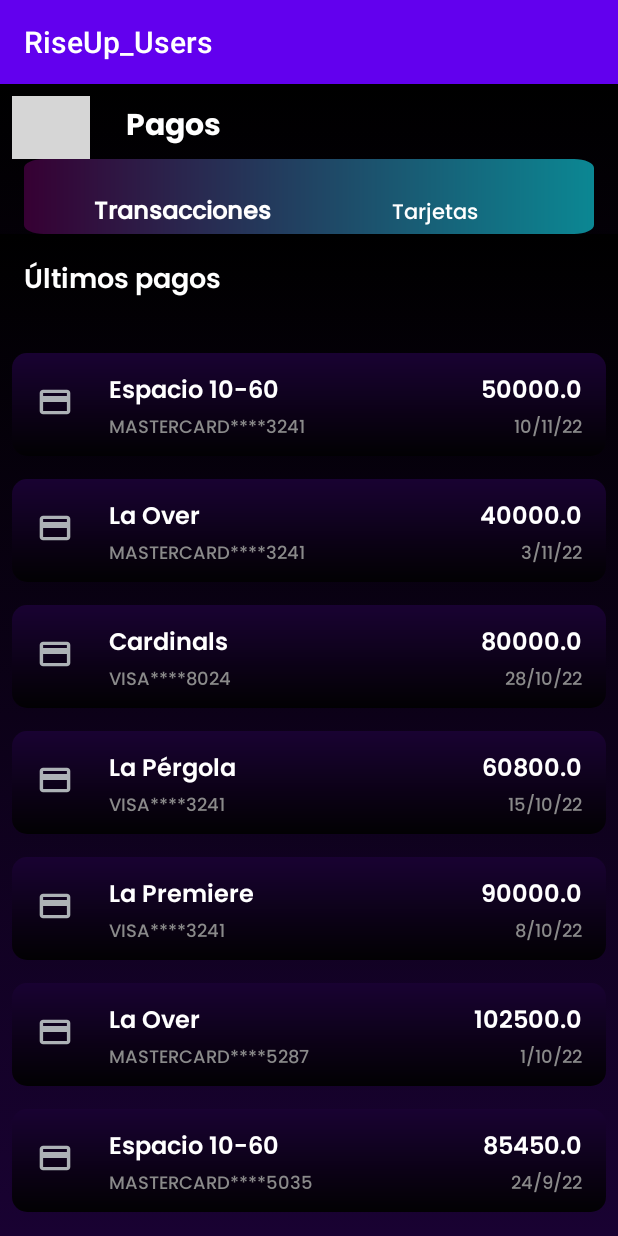
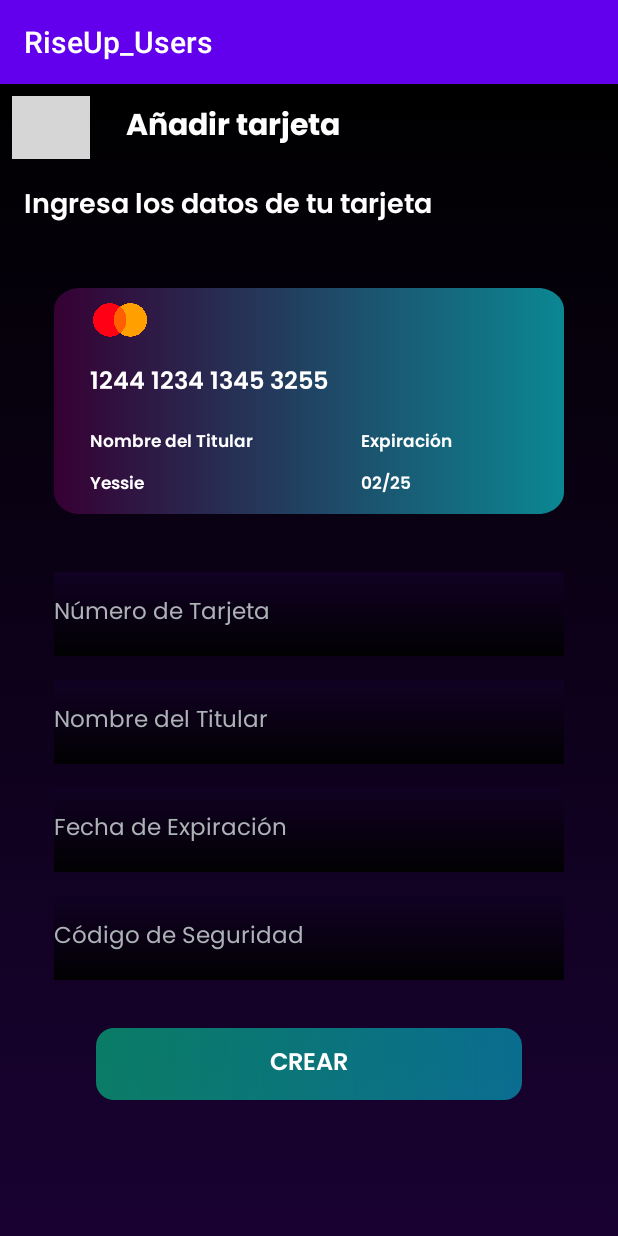
Before and after one commit to foltrest2/RiseUp_Users, an Android app: the screen it shows after launch (ConfigUserPaysActivity before the commit, ConfigUserPaymentsAddCardActivity after it), on a phone screen of 412 x 824 dp. Run offline under Robolectric (Android 15) with nearby library versions, the light colour scheme and no system bars; grey boxes are pictures that could not be loaded.

Commit message:
ConfigUserPaymentsAddCardActivity front done

```diff
--- /dev/null
+++ b/app/src/main/java/com/riseup/riseup_users/view/ConfigLanguageActivity.kt
@@ -0,0 +1,16 @@
+package com.riseup.riseup_users.view
+
+import androidx.appcompat.app.AppCompatActivity
+import android.os.Bundle
+import com.riseup.riseup_users.databinding.ActivityConfigLanguageBinding
+
+class ConfigLanguageActivity : AppCompatActivity() {
+
+    private lateinit var binding : ActivityConfigLanguageBinding
+
+    override fun onCreate(savedInstanceState: Bundle?) {
+        super.onCreate(savedInstanceState)
+        binding = ActivityConfigLanguageBinding.inflate(layoutInflater)
+        setContentView(binding.root)
+    }
+}
--- /dev/null
+++ b/app/src/main/java/com/riseup/riseup_users/view/ConfigUserPaymentsAddCardActivity.kt
@@ -0,0 +1,16 @@
+package com.riseup.riseup_users.view
+
+import com.riseup.riseup_users.databinding.ActivityConfigUserPaymentsAddCardBinding
+import androidx.appcompat.app.AppCompatActivity
+import android.os.Bundle
+
+class ConfigUserPaymentsAddCardActivity : AppCompatActivity() {
+
+    private lateinit var binding : ActivityConfigUserPaymentsAddCardBinding
+
+    override fun onCreate(savedInstanceState: Bundle?) {
+        super.onCreate(savedInstanceState)
+        binding = ActivityConfigUserPaymentsAddCardBinding.inflate(layoutInflater)
+        setContentView(binding.root)
+    }
+}
--- /dev/null
+++ b/app/src/main/res/drawable/rectanglecard_1.xml
@@ -0,0 +1,58 @@
+<?xml version="1.0" encoding="utf-8"?>
+<vector
+    xmlns:android="http://schemas.android.com/apk/res/android"
+    xmlns:aapt="http://schemas.android.com/aapt"
+    android:width="370dp"
+    android:height="163.93dp"
+    android:viewportWidth="313.19"
+    android:viewportHeight="163.93"
+    >
+
+    <group>
+
+        <clip-path
+            android:pathData="M16 0H297.191C306.027 0 313.191 7.16344 313.191 16V147.933C313.191 156.769 306.027 163.933 297.191 163.933H16C7.16344 163.933 0 156.769 0 147.933V16C0 7.16344 7.16344 0 16 0Z"
+            />
+
+        <group
+            android:pivotX="156.595"
+            android:pivotY="81.966"
+            android:scaleX="2"
+            android:scaleY="2"
+            >
+
+            <path
+                android:pathData="M0 0V163.933H313.191V0"
+                >
+
+                <aapt:attr name="android:fillColor">
+
+                    <gradient
+                        android:type="linear"
+                        android:startX="78.298"
+                        android:startY="81.966"
+                        android:endX="234.893"
+                        android:endY="81.966"
+                        >
+
+                        <item
+                            android:color="#360033"
+                            android:offset="0"
+                            />
+
+                        <item
+                            android:color="#0B8793"
+                            android:offset="1"
+                            />
+
+                    </gradient>
+
+                </aapt:attr>
+
+            </path>
+
+        </group>
+
+    </group>
+
+</vector>
--- /dev/null
+++ b/app/src/main/res/layout/activity_config_language.xml
@@ -0,0 +1,10 @@
+<?xml version="1.0" encoding="utf-8"?>
+<androidx.constraintlayout.widget.ConstraintLayout xmlns:android="http://schemas.android.com/apk/res/android"
+    xmlns:app="http://schemas.android.com/apk/res-auto"
+    xmlns:tools="http://schemas.android.com/tools"
+    android:layout_width="match_parent"
+    android:layout_height="match_parent"
+    android:background="@drawable/linear_gradient_background"
+    tools:context=".view.ConfigLanguageActivity">
+
+</androidx.constraintlayout.widget.ConstraintLayout>
--- /dev/null
+++ b/app/src/main/res/layout/activity_config_user_payments_add_card.xml
@@ -0,0 +1,207 @@
+<?xml version="1.0" encoding="utf-8"?>
+<androidx.constraintlayout.widget.ConstraintLayout xmlns:android="http://schemas.android.com/apk/res/android"
+    xmlns:app="http://schemas.android.com/apk/res-auto"
+    xmlns:tools="http://schemas.android.com/tools"
+    android:layout_width="match_parent"
+    android:layout_height="match_parent"
+    android:background="@drawable/linear_gradient_background"
+    tools:context=".view.ConfigUserPaymentsAddCardActivity">
+
+    <androidx.constraintlayout.widget.ConstraintLayout
+        android:id="@+id/constraintLayoutInfoAddCardUser"
+        android:layout_width="match_parent"
+        android:layout_height="42dp"
+        android:layout_marginTop="8dp"
+        app:layout_constraintEnd_toEndOf="parent"
+        app:layout_constraintStart_toStartOf="parent"
+        app:layout_constraintTop_toTopOf="parent">
+
+        <ImageButton
+            android:id="@+id/backBtnAddCardUserPay"
+            style="@style/BackArrowButton"
+            android:layout_width="52dp"
+            android:layout_height="0dp"
+            android:layout_marginStart="8dp"
+            app:layout_constraintBottom_toBottomOf="parent"
+            app:layout_constraintStart_toStartOf="parent"
+            app:layout_constraintTop_toTopOf="parent"
+            app:srcCompat="@drawable/arrowback" />
+
+        <TextView
+            android:id="@+id/titleConfigAddCardUserTV"
+            style="@style/PoppinsBold_20"
+            android:layout_width="0dp"
+            android:layout_height="0dp"
+            android:layout_marginStart="24dp"
+            android:text="@string/addCard"
+            app:layout_constraintBottom_toBottomOf="parent"
+            app:layout_constraintEnd_toEndOf="parent"
+            app:layout_constraintStart_toEndOf="@+id/backBtnAddCardUserPay"
+            app:layout_constraintTop_toTopOf="@+id/backBtnAddCardUserPay" />
+    </androidx.constraintlayout.widget.ConstraintLayout>
+
+    <TextView
+        android:id="@+id/infoConfigAdduserCardTV"
+        style="@style/PoppinsSemiBold_18"
+        android:layout_width="0dp"
+        android:layout_height="wrap_content"
+        android:layout_marginStart="16dp"
+        android:layout_marginTop="16dp"
+        android:layout_marginEnd="16dp"
+        android:text="@string/infoAddCard"
+        app:layout_constraintEnd_toEndOf="parent"
+        app:layout_constraintStart_toStartOf="parent"
+        app:layout_constraintTop_toBottomOf="@+id/constraintLayoutInfoAddCardUser" />
+
+    <ImageView
+        android:id="@+id/addCardSimulationImg"
+        android:layout_width="340dp"
+        android:layout_height="wrap_content"
+        android:layout_marginStart="24dp"
+        android:layout_marginTop="32dp"
+        android:layout_marginEnd="24dp"
+        app:layout_constraintEnd_toEndOf="parent"
+        app:layout_constraintStart_toStartOf="parent"
+        app:layout_constraintTop_toBottomOf="@+id/infoConfigAdduserCardTV"
+        app:srcCompat="@drawable/rectanglecard_1" />
+
+    <TextView
+        android:id="@+id/addCardSimulationNumber"
+        style="@style/PoppinsSemiBold_16"
+        android:layout_width="wrap_content"
+        android:layout_height="wrap_content"
+        android:layout_marginStart="24dp"
+        android:layout_marginTop="56dp"
+        android:text="@string/cardNumberUserConfigAdd"
+        app:layout_constraintStart_toStartOf="@+id/addCardSimulationImg"
+        app:layout_constraintTop_toTopOf="@+id/addCardSimulationImg" />
+
+    <TextView
+        android:id="@+id/cardSimuHolderTtitleAddCard"
+        style="@style/PoppinsSemiBold_11"
+        android:layout_width="wrap_content"
+        android:layout_height="wrap_content"
+        android:layout_marginStart="24dp"
+        android:layout_marginTop="16dp"
+        android:text="@string/titularNameTitle"
+        app:layout_constraintStart_toStartOf="@+id/addCardSimulationImg"
+        app:layout_constraintTop_toBottomOf="@+id/addCardSimulationNumber" />
+
+    <TextView
+        android:id="@+id/yessieTvSimul"
+        style="@style/PoppinsSemiBold_11"
+        android:layout_width="wrap_content"
+        android:layout_height="wrap_content"
+        android:layout_marginStart="24dp"
+        android:layout_marginTop="8dp"
+        android:text="@string/yessie"
+        app:layout_constraintStart_toStartOf="@+id/addCardSimulationImg"
+        app:layout_constraintTop_toBottomOf="@+id/cardSimuHolderTtitleAddCard" />
+
+    <TextView
+        android:id="@+id/vencimientoCardSimuUserAddTV"
+        style="@style/PoppinsSemiBold_11"
+        android:layout_width="wrap_content"
+        android:layout_height="wrap_content"
+        android:layout_marginStart="72dp"
+        android:text="@string/expCard"
+        app:layout_constraintBottom_toBottomOf="@+id/cardSimuHolderTtitleAddCard"
+        app:layout_constraintStart_toEndOf="@+id/cardSimuHolderTtitleAddCard"
+        app:layout_constraintTop_toTopOf="@+id/cardSimuHolderTtitleAddCard" />
+
+    <TextView
+        android:id="@+id/expDateTitleCardSimulation"
+        style="@style/PoppinsSemiBold_11"
+        android:layout_width="wrap_content"
+        android:layout_height="wrap_content"
+        android:text="@string/simulDateExpCard"
+        app:layout_constraintBottom_toBottomOf="@+id/yessieTvSimul"
+        app:layout_constraintStart_toStartOf="@+id/vencimientoCardSimuUserAddTV"
+        app:layout_constraintTop_toTopOf="@+id/yessieTvSimul" />
+
+    <EditText
+        android:id="@+id/cardSimulNumCardET"
+        style="@style/editText"
+        android:layout_width="0dp"
+        android:layout_height="56dp"
+        android:layout_marginTop="32dp"
+        android:background="@drawable/morado_background"
+        android:backgroundTintMode="multiply"
+        android:ems="10"
+        android:inputType="textPersonName"
+        android:text="@string/numCardET"
+        app:layout_constraintEnd_toEndOf="@+id/addCardSimulationImg"
+        app:layout_constraintStart_toStartOf="@+id/addCardSimulationImg"
+        app:layout_constraintTop_toBottomOf="@+id/addCardSimulationImg" />
+
+    <EditText
+        android:id="@+id/cardSimulNameCardET"
+        style="@style/editText"
+        android:layout_width="0dp"
+        android:layout_height="56dp"
+        android:layout_marginTop="16dp"
+        android:background="@drawable/morado_background"
+        android:backgroundTintMode="multiply"
+        android:ems="10"
+        android:inputType="textPersonName"
+        android:text="@string/nameCardeET"
+        app:layout_constraintEnd_toEndOf="@+id/addCardSimulationImg"
+        app:layout_constraintHorizontal_bias="0.0"
+        app:layout_constraintStart_toStartOf="@+id/addCardSimulationImg"
+        app:layout_constraintTop_toBottomOf="@+id/cardSimulNumCardET" />
+
+    <EditText
+        android:id="@+id/cardSimulExpCardET"
+        style="@style/editText"
+        android:layout_width="0dp"
+        android:layout_height="56dp"
+        android:layout_marginTop="16dp"
+        android:background="@drawable/morado_background"
+        android:backgroundTintMode="multiply"
+        android:ems="10"
+        android:inputType="textPersonName"
+        android:text="@string/expCardET"
+        app:layout_constraintEnd_toEndOf="@+id/addCardSimulationImg"
+        app:layout_constraintHorizontal_bias="0.0"
+        app:layout_constraintStart_toStartOf="@+id/addCardSimulationImg"
+        app:layout_constraintTop_toBottomOf="@+id/cardSimulNameCardET" />
+
+    <EditText
+        android:id="@+id/cardSimulSecureCodCardET2"
+        style="@style/editText"
+        android:layout_width="0dp"
+        android:layout_height="56dp"
+        android:layout_marginTop="16dp"
+        android:background="@drawable/morado_background"
+        android:backgroundTintMode="multiply"
+        android:ems="10"
+        android:inputType="textPersonName"
+        android:text="@string/secureCodeCardET"
+        app:layout_constraintEnd_toEndOf="@+id/addCardSimulationImg"
+        app:layout_constraintHorizontal_bias="0.0"
+        app:layout_constraintStart_toStartOf="@+id/addCardSimulationImg"
+        app:layout_constraintTop_toBottomOf="@+id/cardSimulExpCardET" />
+
+    <Button
+        android:id="@+id/cardSimulCreateCardBtn"
+        style="@style/PrincipalRectangleRound"
+        android:layout_width="0dp"
+        android:layout_height="wrap_content"
+        android:layout_marginStart="64dp"
+        android:layout_marginTop="32dp"
+        android:layout_marginEnd="64dp"
+        android:text="@string/crear"
+        app:layout_constraintEnd_toEndOf="parent"
+        app:layout_constraintStart_toStartOf="parent"
+        app:layout_constraintTop_toBottomOf="@+id/cardSimulSecureCodCardET2" />
+
+    <ImageView
+        android:id="@+id/masterCardSimulImg"
+        android:layout_width="40dp"
+        android:layout_height="40dp"
+        android:layout_marginTop="8dp"
+        app:layout_constraintStart_toStartOf="@+id/addCardSimulationNumber"
+        app:layout_constraintTop_toTopOf="@+id/addCardSimulationImg"
+        app:srcCompat="@mipmap/mastercard_logo" />
+
+</androidx.constraintlayout.widget.ConstraintLayout>
--- a/app/src/main/res/values/strings.xml
+++ b/app/src/main/res/values/strings.xml
@@ -59,6 +59,17 @@
     <string name="ultimos_pagos">Últimos pagos</string>
     <string name="infoNotarjetas">Aún no tienes un medio de pago configurado.</string>
     <string name="crear">Crear</string>
+    <string name="addCard">Añadir tarjeta</string>
+    <string name="infoAddCard">Ingresa los datos de tu tarjeta</string>
+    <string name="cardNumberUserConfigAdd">1244 1234 1345 3255</string>
+    <string name="titularNameTitle">Nombre del Titular</string>
+    <string name="yessie">Yessie</string>
+    <string name="expCard">Expiración</string>
+    <string name="simulDateExpCard">02/25</string>
+    <string name="numCardET">Número de Tarjeta</string>
+    <string name="nameCardeET">Nombre del Titular</string>
+    <string name="expCardET">Fecha de Expiración</string>
+    <string name="secureCodeCardET">Código de Seguridad</string>
 
 
 </resources>
--- a/app/src/main/res/values/themes.xml
+++ b/app/src/main/res/values/themes.xml
@@ -171,6 +171,14 @@
         <item name="android:gravity">center</item>
     </style>
 
+    <style name="PoppinsSemiBold_11" parent="Widget.AppCompat.TextView">
+        <item name="fontFamily">@font/poppins_semibold</item>
+        <item name="android:textColor">@color/white</item>
+        <item name="android:textSize">11dp</item>
+        <item name="android:textAlignment">textStart</item>
+        <item name="android:gravity">center</item>
+    </style>
+
     <style name="PoppinsSemiBold_12" parent="Widget.AppCompat.TextView">
         <item name="fontFamily">@font/poppins_semibold</item>
         <item name="android:textColor">@color/white</item>
```
Also changed, not shown: app/src/main/AndroidManifest.xml (+7 -3 lines), app/src/main/res/mipmap-xxxhdpi/mastercard_logo.png (added).
